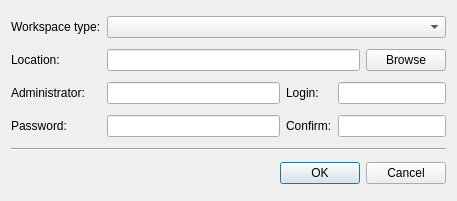
Old version of the form Srt.QT/tt3-gui/NewWorkspaceDialog.ui in the repository akapustiatyahoocouk/TimeTracker3.
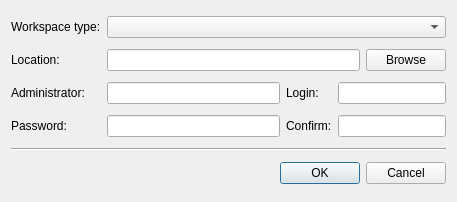
New version of the form. Icons and pictures are not drawn.

```diff
--- a/Srt.QT/tt3-gui/NewWorkspaceDialog.ui
+++ b/Srt.QT/tt3-gui/NewWorkspaceDialog.ui
@@ -7,7 +7,7 @@
     <x>0</x>
     <y>0</y>
     <width>457</width>
-    <height>201</height>
+    <height>202</height>
    </rect>
   </property>
   <property name="windowTitle">
```
Left out of the diff: 6 changed lines with no effect on the pictures.
